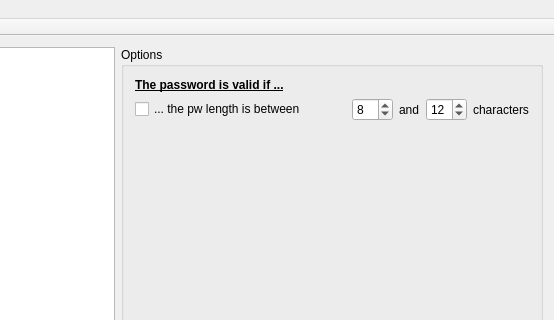
Old version of the form frmmain.ui in the repository gerald-b/GEB_PW_SyntaxCheck; both pictures show x 221 to 775 and y 0 to 320 of the 775 by 500 pixel window.
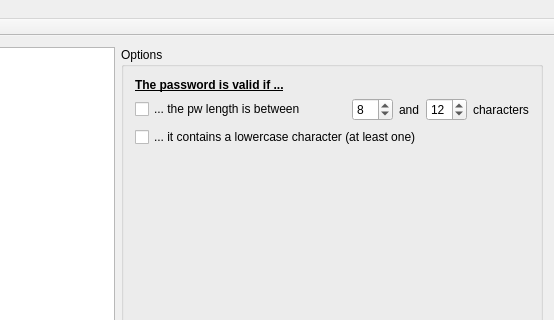
New version of the form.

Commit message: added the checkbox 2 GUI (cbxContainsLowerCase)

Diff of the .ui file:
```diff
--- a/frmmain.ui
+++ b/frmmain.ui
@@ -99,6 +99,13 @@
          </item>
         </layout>
        </item>
+       <item>
+        <widget class="QCheckBox" name="cbxContainsLowerCase">
+         <property name="text">
+          <string>... it contains a lowercase character (at least one)</string>
+         </property>
+        </widget>
+       </item>
        <item>
         <spacer name="verticalSpacer">
          <property name="orientation">
```
